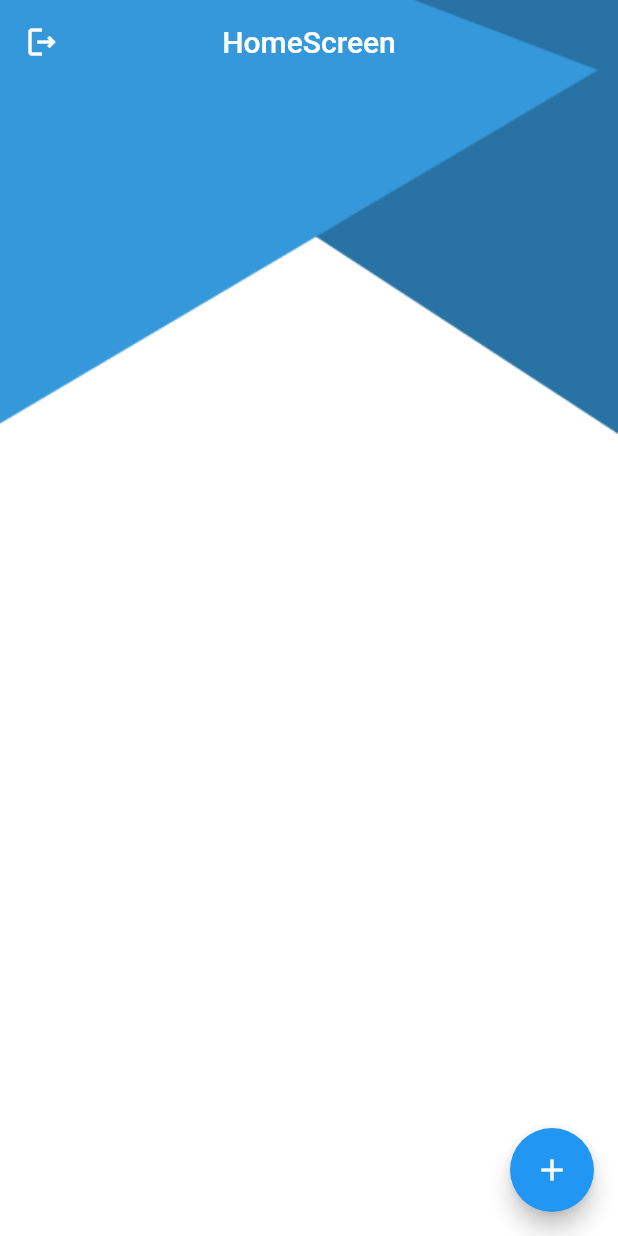
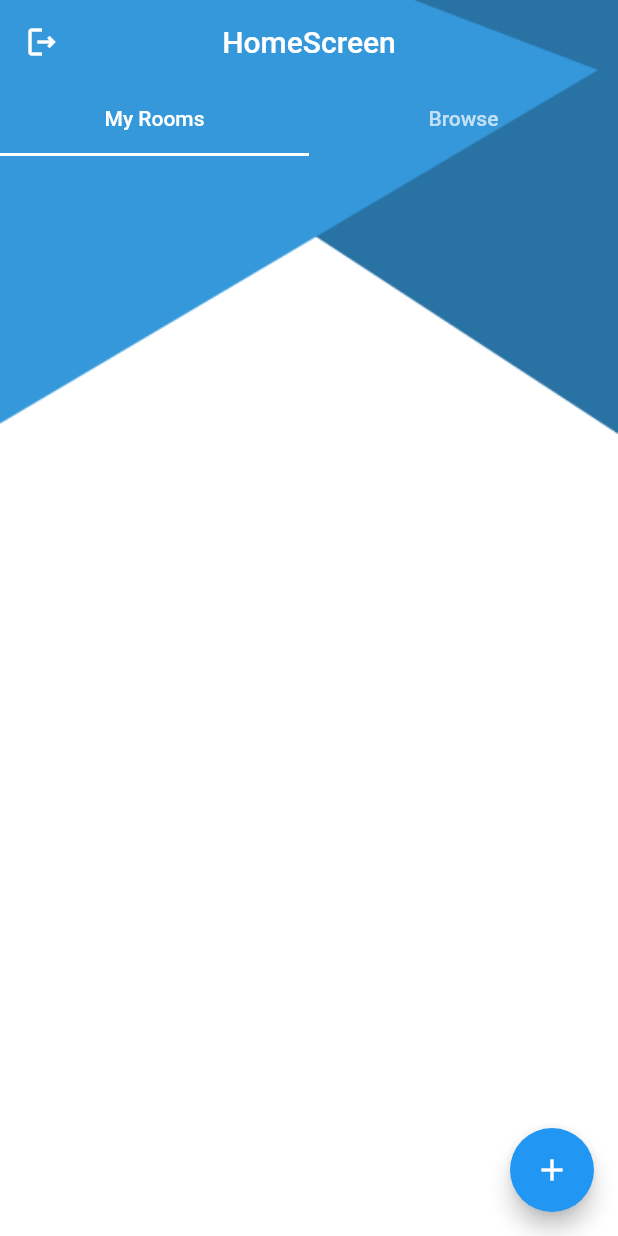
Before and after one commit to Omniakhalid/chat_app, a Flutter app: the screen it shows once a user with an empty profile is signed in, on a phone screen of 412 x 824 dp. Run offline on Flutter 3.47's test engine with Material 2 defaults, Android fonts, the phone set to English and light mode, and no system bars; our stand-ins replace cloud_firestore, email_validator, firebase_auth, firebase_core; accounts and stored records are empty.

Commit message:
add "join_room_screen" & update "home_screen"

```diff
--- a/lib/main.dart
+++ b/lib/main.dart
@@ -4,7 +4,9 @@ import 'package:chat/views/screens/authentcation/auth_screen.dart';
 import 'package:chat/views/screens/authentcation/home_screen.dart';
 import 'package:chat/views/screens/authentcation/login_screen.dart';
 import 'package:chat/views/screens/authentcation/register_screen.dart';
+import 'package:chat/views/screens/chat_screen.dart';
 import 'package:chat/views/screens/create_room_screen.dart';
+import 'package:chat/views/screens/join_room_screen.dart';
 import 'package:firebase_auth/firebase_auth.dart';
 import 'package:firebase_core/firebase_core.dart';
 import 'package:flutter/material.dart';
@@ -49,11 +51,13 @@ class MyApp extends StatelessWidget {
         }
       ),
       routes: {
-        LoginScreen.routeName: (buildContext) => LoginScreen(),
+        //LoginScreen.routeName: (buildContext) => LoginScreen(),
         CreateRoom.routeName: (buildContext) => CreateRoom(),
+        JoinRoom.routeName: (buildContext) => JoinRoom(),
+        ChatRoom.routeName: (buildContext) => ChatRoom(),
 
       },
-      //initialRoute: CreateRoom.routeName,
+      //initialRoute: JoinRoom.routeName,
     );
   }
 }
--- a/lib/views/screens/authentcation/home_screen.dart
+++ b/lib/views/screens/authentcation/home_screen.dart
@@ -1,17 +1,64 @@
+import 'package:chat/controllers/room_provider.dart';
 import 'package:chat/models/constants.dart';
+import 'package:chat/models/room.dart';
 import 'package:chat/views/screens/create_room_screen.dart';
+import 'package:chat/views/widgets/grid.dart';
+import 'package:cloud_firestore/cloud_firestore.dart';
 import 'package:firebase_auth/firebase_auth.dart';
 import 'package:flutter/material.dart';
+import 'package:provider/provider.dart';
 
-class HomeScreen extends StatelessWidget {
+class HomeScreen extends StatefulWidget {
+  @override
+  _HomeScreenState createState() => _HomeScreenState();
+}
 
+class _HomeScreenState extends State<HomeScreen> with TickerProviderStateMixin{
+  late TabController tabController;
+  @override
+  void initState() {
+    super.initState();
+    tabController = TabController(length: 2, vsync: this);
+  }
   @override
   Widget build(BuildContext context) {
     return Container(
       decoration: Constants.decoration,
       child: Scaffold(
         appBar: AppBar(title: Text("HomeScreen"),centerTitle: true,
-        leading: IconButton(onPressed: (){FirebaseAuth.instance.signOut();}, icon: Icon(Icons.logout_outlined)),),
+          leading: IconButton(onPressed: (){FirebaseAuth.instance.signOut();}, icon: Icon(Icons.logout_outlined)),),
+        body: StreamBuilder<QuerySnapshot<Room>>(
+          stream: Provider.of<RoomProvider>(context, listen: false).roomRef.snapshots(),
+          builder: (context, snapshot) {
+            if(ConnectionState.waiting == snapshot.connectionState){
+              return Center(child: CircularProgressIndicator.adaptive(),);
+            }
+            else if (snapshot.hasError){
+              return Center(child: Text('Error has occurred please try again later!'),);
+            }
+            final allRooms = snapshot.data!.docs.map((e) => e.data()).toList();
+            final myRooms = allRooms.where((room) => Provider.of<RoomProvider>(context).isMember(room)).toList();//treatable  .tolist()
+            final browse = allRooms.where((room) => !Provider.of<RoomProvider>(context).isMember(room)).toList();
+             return Column(
+              children: [
+                TabBar(
+                  indicatorColor: Colors.white,
+                  controller: tabController,
+                  tabs: [Tab(text:'My Rooms'),Tab(text: 'Browse',)],),
+                Expanded(child:
+                  Container(
+                    margin: EdgeInsets.only(top: 10),
+                    child: TabBarView(
+                      controller: tabController,
+                      children: [
+                        Grid(myRooms),
+                        Grid(browse),
+                ],),
+                  ))
+              ],
+            );
+          }
+        ),
         floatingActionButton: FloatingActionButton(
           child: Icon(Icons.add),
           onPressed: (){Navigator.of(context).pushNamed(CreateRoom.routeName);},
--- a/lib/views/screens/create_room_screen.dart
+++ b/lib/views/screens/create_room_screen.dart
@@ -46,7 +46,7 @@ class _CreateRoomState extends State<CreateRoom> {
                   shape: RoundedRectangleBorder(
                     borderRadius: BorderRadius.circular(10)
                   ),
-                  elevation: 10,//shadow
+                  elevation: 5,//shadow
                   child: SingleChildScrollView(
                     padding: const EdgeInsets.all(20.0),
                     child: Column(
--- /dev/null
+++ b/lib/views/widgets/grid.dart
@@ -0,0 +1,60 @@
+import 'package:chat/controllers/room_provider.dart';
+import 'package:chat/models/constants.dart';
+import 'package:chat/models/room.dart';
+import 'package:chat/views/screens/chat_screen.dart';
+import 'package:chat/views/screens/join_room_screen.dart';
+import 'package:flutter/cupertino.dart';
+import 'package:flutter/material.dart';
+import 'package:provider/provider.dart';
+
+class Grid extends StatelessWidget {
+  final List<Room> rooms;
+  Grid(this.rooms);
+  @override
+  Widget build(BuildContext context) {
+    return GridView.builder(
+        gridDelegate: SliverGridDelegateWithFixedCrossAxisCount(
+          crossAxisCount: 2,
+          mainAxisSpacing: 10,
+          crossAxisSpacing: 8,
+          childAspectRatio: 9 / 10,
+        ),
+        itemBuilder: (context, index) {
+          return InkWell(
+            onTap: () {
+              if (Provider.of<RoomProvider>(context, listen: false).isMember(rooms[index])) {
+                Navigator.of(context).pushNamed(ChatRoom.routeName, arguments: rooms[index]);}
+              else {Navigator.of(context).pushNamed(JoinRoom.routeName, arguments: rooms[index]);}},
+            child: Card(
+              shape: RoundedRectangleBorder(borderRadius: BorderRadius.circular(10)),
+              elevation: 5,
+              child: Padding(
+                padding: const EdgeInsets.symmetric(horizontal: 10, vertical: 20),
+                child: Column(
+                  children: [
+                    Expanded(
+                      flex: 3,
+                      child: Container(decoration: BoxDecoration(image: DecorationImage(image: Constants.getCategoryImage(rooms[index].roomData.category),),),),
+                    ),
+                    const SizedBox(height: 10),
+                    Expanded(
+                      flex: 2,
+                      child: Column(
+                        mainAxisAlignment: MainAxisAlignment.center,
+                        children: [
+                          Text(rooms[index].roomData.name, style: const TextStyle(fontWeight: FontWeight.bold, fontSize: 18,),),
+                          SizedBox(height: 5,),
+                          Text('${rooms[index].roomData.members.length} member${rooms[index].roomData.members.length > 1 ? 's' : ''}',),
+                        ],
+                      ),
+                    ),
+                  ],
+                ),
+              ),
+            ),
+          );
+        },
+        itemCount: rooms.length
+    );
+  }
+}
```
Also changed, not shown: lib/controllers/room_provider.dart (+18 -0 lines), lib/views/screens/chat_screen.dart (added, +35 -0 lines), lib/views/screens/join_room_screen.dart (added, +102 -0 lines).
